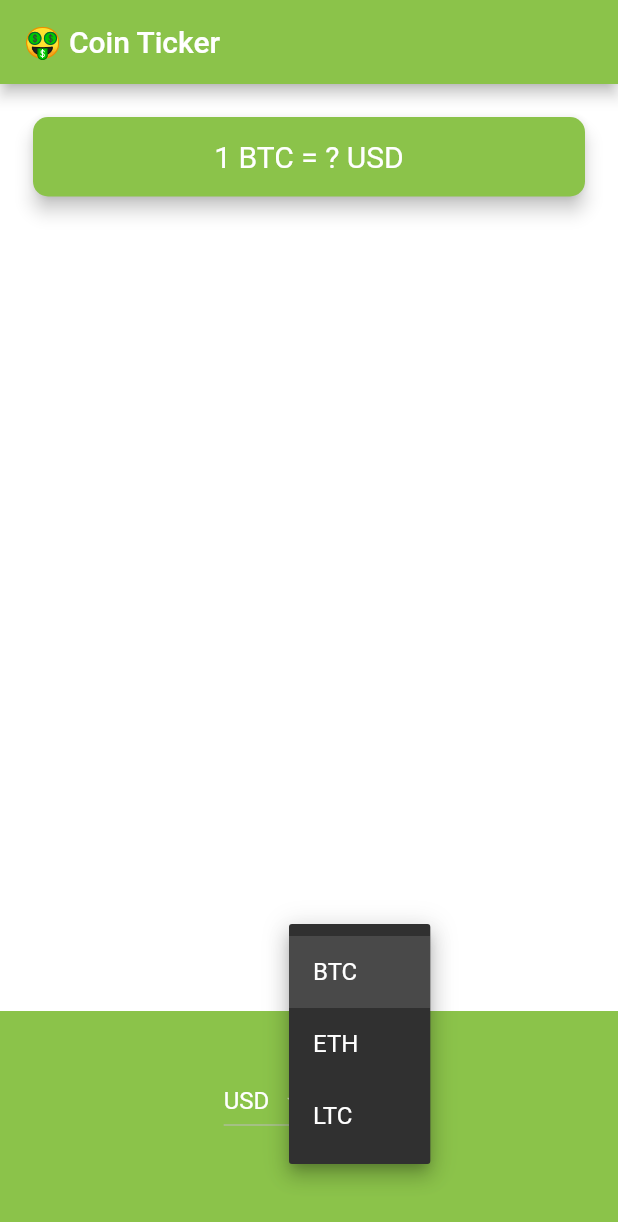
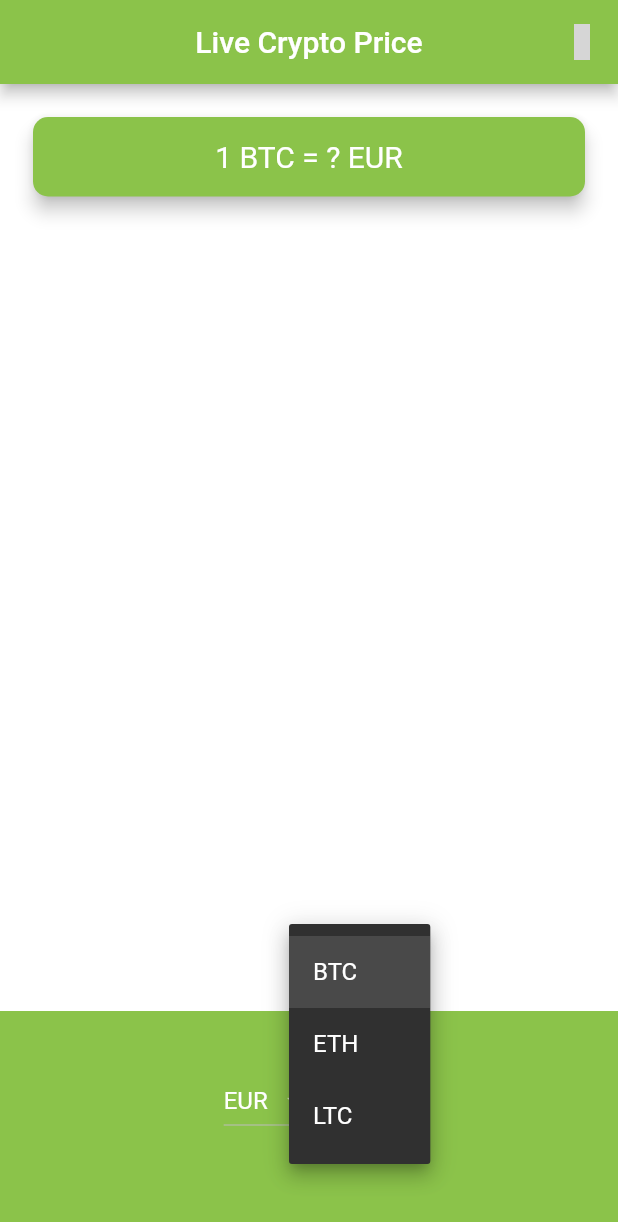
Before and after one commit to tonn24/bitcoin-ticker-flutter-, a Flutter app: the screen it shows after launch, after a tap on "BTC", on a phone screen of 412 x 824 dp. Shown: the top 1222 px of the screen. Run offline on Flutter 3.47's test engine with Material 2 defaults, Android fonts, the phone set to English and light mode, and no system bars; missing offline and left inert: crypto_font_icons; network calls fail; grey boxes are pictures that could not be loaded.

Commit message:
Change icon and header

```diff
--- a/lib/price_screen.dart
+++ b/lib/price_screen.dart
@@ -6,7 +6,15 @@ import 'dart:io' show Platform;
 import 'coin_data.dart';
 const appColor = Colors.lightGreen;
 
-
+/*
+class IconButton extends StatelessWidget {
+  Widget build(BuildContext context) {
+    return new IconButton(
+      // Bitcoin
+      icon: new Icon(CryptoFontIcons.BTC),
+    );
+  }
+}*/
 
 class PriceScreen extends StatefulWidget {
   @override
@@ -15,7 +23,7 @@ class PriceScreen extends StatefulWidget {
 
 class _PriceScreenState extends State<PriceScreen> {
   double howManyCrypto = 2;
-  String selectedCurrency = 'USD';
+  String selectedCurrency = 'EUR';
   String selectedCrypto = 'BTC';
 
 
@@ -141,7 +149,16 @@ class _PriceScreenState extends State<PriceScreen> {
   Widget build(BuildContext context) {
     return Scaffold(
       appBar: AppBar(
-        title: Text('🤑 Coin Ticker'),
+        centerTitle: true,
+        actions: <Widget>[
+        IconButton(
+          icon: new Icon(
+              CryptoFontIcons.BTC,
+              color: Colors.yellow,
+          ),
+        )
+      ],
+        title: Text('Live Crypto Price'),
       ),
       body: Column(
         mainAxisAlignment: MainAxisAlignment.spaceBetween,
@@ -177,7 +194,7 @@ class _PriceScreenState extends State<PriceScreen> {
               mainAxisAlignment: MainAxisAlignment.center,
               children: <Widget>[
                 Platform.isAndroid ? androidCurrencyDropdown() : iOSCurrencyPicker(),
-                androidCryptoDropdown(),
+                Platform.isAndroid ? androidCryptoDropdown(): iOSCryptoPicker(),
               ],
             ),
             ),
```
